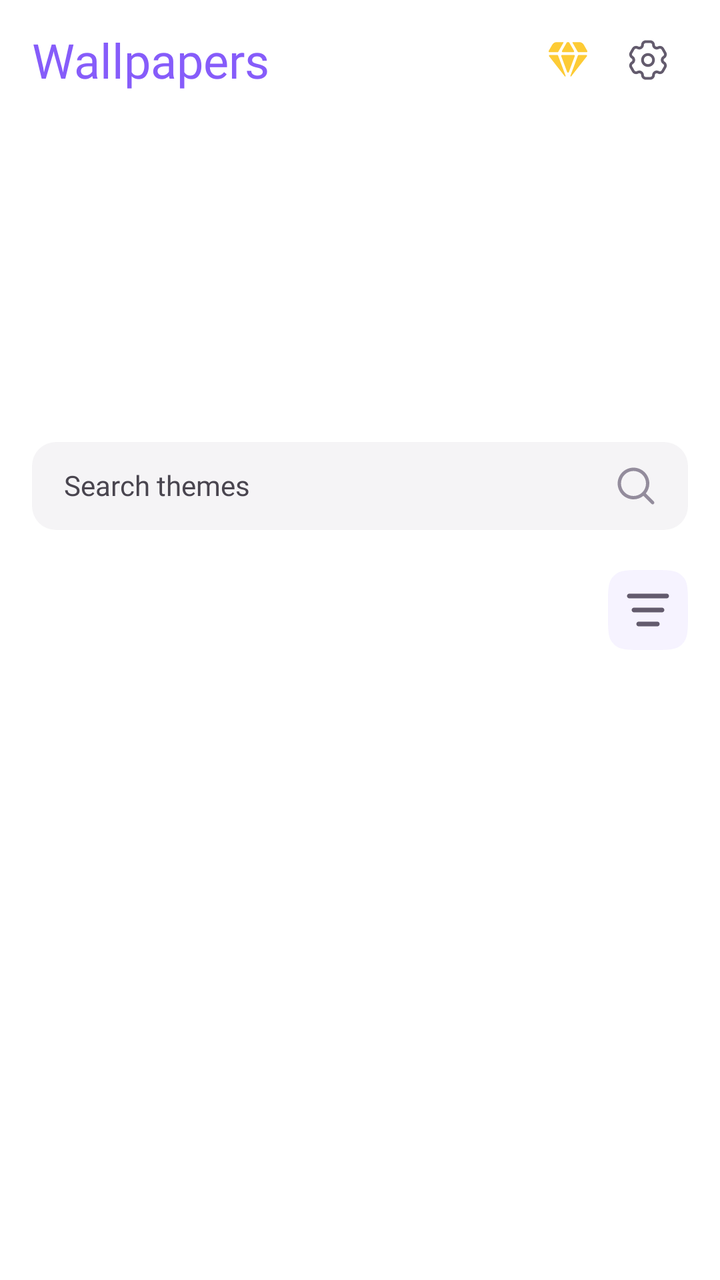
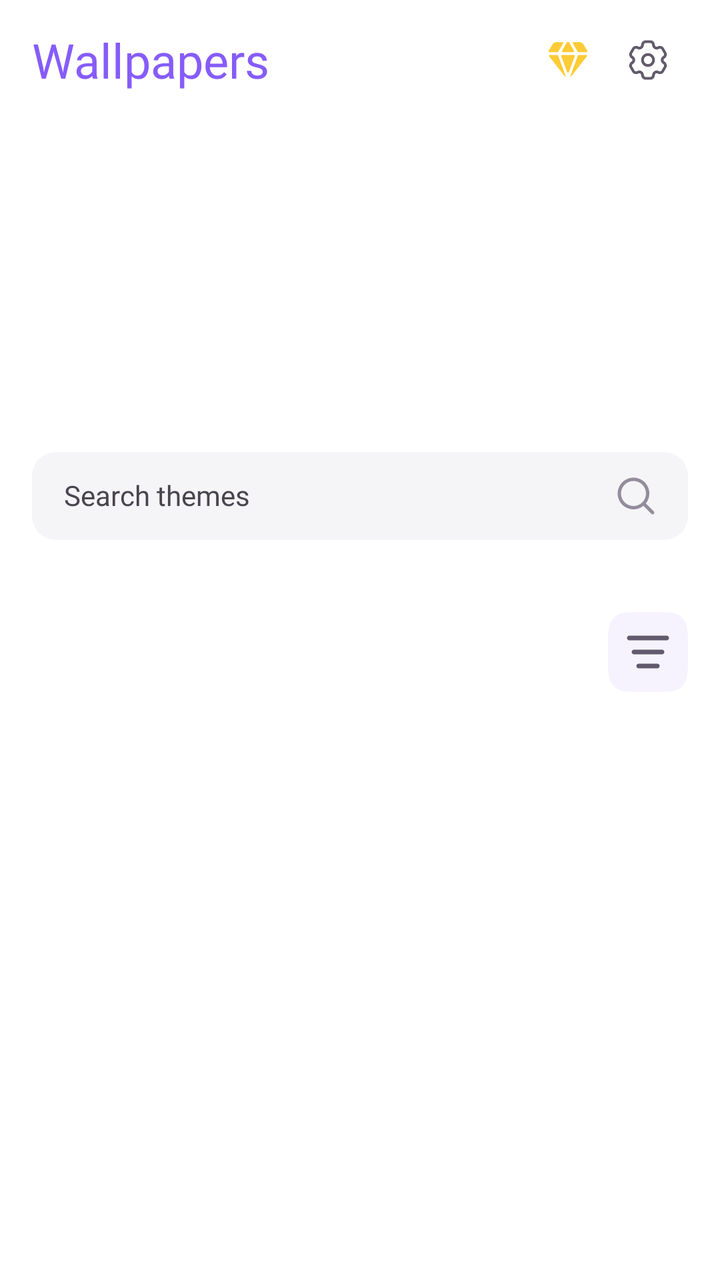

The first picture is an Android layout as it rendered before a commit; the second is the same layout after the commit. The layout source and the unified diff follow.
<!-- AndroidManifest.xml: application theme Theme.ThemeWallpaper -->
<!-- res/layout/fragment_theme.xml -->
<?xml version="1.0" encoding="utf-8"?>
<androidx.constraintlayout.widget.ConstraintLayout xmlns:android="http://schemas.android.com/apk/res/android"
    xmlns:app="http://schemas.android.com/apk/res-auto"
    xmlns:tools="http://schemas.android.com/tools"
    android:layout_width="match_parent"
    android:layout_height="match_parent"
    android:background="@color/white"
    tools:context=".ui.home.fragment.theme.ThemeFragment">

    <include
        android:id="@+id/toolbar"
        layout="@layout/view_tool_bar"
        android:layout_width="match_parent"
        android:layout_height="wrap_content"
        app:layout_constraintTop_toTopOf="parent" />

    <androidx.viewpager2.widget.ViewPager2
        android:id="@+id/vpBanner"
        android:layout_width="match_parent"
        android:layout_height="145dp"
        android:clipChildren="false"
        android:clipToPadding="false"
        android:paddingStart="48dp"
        android:paddingEnd="48dp"
        app:layout_constraintTop_toBottomOf="@id/toolbar" />

    <com.wavez.controllerwidget.ui.customview.ServerLoadingView
        android:id="@+id/viewLoadingBanner"
        android:layout_width="match_parent"
        android:layout_height="0dp"
        android:background="@color/white"
        android:visibility="gone"
        app:layout_constraintBottom_toBottomOf="@+id/vpBanner"
        app:layout_constraintTop_toTopOf="@id/vpBanner" />


    <com.wavez.controllerwidget.ui.customview.ServerErrorView
        android:id="@+id/viewErrorBanner"
        android:layout_width="match_parent"
        android:layout_height="0dp"
        android:background="@color/white"
        android:visibility="gone"
        app:layout_constraintBottom_toBottomOf="@+id/vpBanner"
        app:layout_constraintTop_toTopOf="@id/vpBanner" />

    <androidx.appcompat.widget.AppCompatTextView
        android:id="@+id/edSearch"
        style="@style/CustomSearchView"
        android:layout_width="match_parent"
        android:layout_height="wrap_content"
        android:layout_margin="16dp"
        android:text="@string/search_themes"
        app:layout_constraintTop_toBottomOf="@id/vpBanner" />

    <LinearLayout
        android:id="@+id/viewTab"
        android:layout_width="match_parent"
        android:layout_height="wrap_content"
        android:layout_marginHorizontal="16dp"
        android:layout_marginTop="16dp"
        android:gravity="center"
        android:orientation="horizontal"
        app:layout_constraintTop_toBottomOf="@id/edSearch">

        <com.google.android.material.tabs.TabLayout
            android:id="@+id/tabCategory"
            android:layout_width="0dp"
            android:layout_height="wrap_content"
            android:layout_weight="1"
            android:background="@color/transparent"
            app:tabIndicatorHeight="0dp"
            app:tabMode="scrollable"
            app:tabPaddingBottom="0dp"
            app:tabPaddingEnd="8dp"
            app:tabPaddingStart="0dp"
            app:tabPaddingTop="0dp"
            app:tabRippleColor="@null" />

        <androidx.appcompat.widget.AppCompatImageView
            android:id="@+id/btnMoreCategory"
            android:layout_width="wrap_content"
            android:layout_height="wrap_content"
            android:background="?selectableItemBackground"
            android:src="@drawable/ic_more_category" />

    </LinearLayout>

    <androidx.viewpager2.widget.ViewPager2
        android:id="@+id/vpTheme"
        android:layout_width="match_parent"
        android:layout_height="0dp"
        app:layout_constraintBottom_toBottomOf="parent"
        app:layout_constraintTop_toBottomOf="@id/viewTab" />

    <com.wavez.controllerwidget.ui.customview.ServerErrorView
        android:id="@+id/viewError"
        android:layout_width="match_parent"
        android:layout_height="0dp"
        android:background="@color/white"
        android:visibility="gone"
        app:layout_constraintBottom_toBottomOf="parent"
        app:layout_constraintTop_toTopOf="@id/viewTab" />

    <com.wavez.controllerwidget.ui.customview.ServerLoadingView
        android:id="@+id/viewLoading"
        android:layout_width="match_parent"
        android:layout_height="0dp"
        android:background="@color/white"
        android:visibility="gone"
        app:layout_constraintBottom_toBottomOf="parent"
        app:layout_constraintTop_toTopOf="@id/viewTab" />

</androidx.constraintlayout.widget.ConstraintLayout>
<!-- res/layout/view_tool_bar.xml (included above) -->
<?xml version="1.0" encoding="utf-8"?>
<LinearLayout xmlns:android="http://schemas.android.com/apk/res/android"
    android:layout_width="match_parent"
    android:layout_height="wrap_content"
    android:gravity="center"
    android:orientation="horizontal"
    android:paddingHorizontal="16dp"
    android:paddingVertical="10dp">

    <androidx.appcompat.widget.AppCompatTextView
        android:id="@+id/tvTitle"
        style="@style/NunitoExtraBold.24"
        android:layout_width="0dp"
        android:layout_height="wrap_content"
        android:layout_weight="1"
        android:ellipsize="end"
        android:maxLines="1"
        android:text="@string/wallpapers"
        android:textColor="@color/primary_high_em" />

    <androidx.appcompat.widget.AppCompatImageView
        android:id="@+id/btnPremium"
        android:layout_width="wrap_content"
        android:layout_height="wrap_content"
        android:background="?selectableItemBackground"
        android:src="@drawable/ic_premium" />

    <androidx.appcompat.widget.AppCompatImageView
        android:id="@+id/btnSetting"
        android:layout_width="wrap_content"
        android:layout_height="wrap_content"
        android:background="?selectableItemBackground"
        android:src="@drawable/ic_setting" />


</LinearLayout>
<!-- resources referenced by this layout -->
<resources>
  <color name="primary_high_em">#865CFA</color>
  <color name="transparent">#00FFFFFF</color>
  <color name="white">#FFFFFFFF</color>
  <string name="search_themes">Search themes</string>
  <string name="wallpapers">Wallpapers</string>
  <style name="NunitoExtraBold.24" parent="NunitoExtraBold">
          <item name="android:textSize">24sp</item>
      </style>
  <style name="Theme.ThemeWallpaper" parent="Base.Theme.P67ControllerWidget" />
  <color name="surface_2">#F5F4F6</color>
  <style name="NunitoBase">
          <item name="android:fontFamily">@font/nunito</item>
      </style>
  <!-- unchanged entries left out for length: 8 -->
</resources>

<!-- the commit's change to res/layout/fragment_theme.xml (unified diff, before → after) -->
@@ -5,6 +5,7 @@
     android:layout_width="match_parent"
     android:layout_height="match_parent"
     android:background="@color/white"
+    android:clipChildren="true"
     tools:context=".ui.home.fragment.theme.ThemeFragment">
 
     <include
@@ -14,101 +15,170 @@
         android:layout_height="wrap_content"
         app:layout_constraintTop_toTopOf="parent" />
 
-    <androidx.viewpager2.widget.ViewPager2
-        android:id="@+id/vpBanner"
-        android:layout_width="match_parent"
-        android:layout_height="145dp"
-        android:clipChildren="false"
-        android:clipToPadding="false"
-        android:paddingStart="48dp"
-        android:paddingEnd="48dp"
-        app:layout_constraintTop_toBottomOf="@id/toolbar" />
-
-    <com.wavez.controllerwidget.ui.customview.ServerLoadingView
-        android:id="@+id/viewLoadingBanner"
+    <androidx.coordinatorlayout.widget.CoordinatorLayout
+        android:id="@+id/coordinator"
         android:layout_width="match_parent"
         android:layout_height="0dp"
         android:background="@color/white"
-        android:visibility="gone"
-        app:layout_constraintBottom_toBottomOf="@+id/vpBanner"
-        app:layout_constraintTop_toTopOf="@id/vpBanner" />
-
-
-    <com.wavez.controllerwidget.ui.customview.ServerErrorView
-        android:id="@+id/viewErrorBanner"
-        android:layout_width="match_parent"
-        android:layout_height="0dp"
-        android:background="@color/white"
-        android:visibility="gone"
-        app:layout_constraintBottom_toBottomOf="@+id/vpBanner"
-        app:layout_constraintTop_toTopOf="@id/vpBanner" />
-
-    <androidx.appcompat.widget.AppCompatTextView
-        android:id="@+id/edSearch"
-        style="@style/CustomSearchView"
-        android:layout_width="match_parent"
-        android:layout_height="wrap_content"
-        android:layout_margin="16dp"
-        android:text="@string/search_themes"
-        app:layout_constraintTop_toBottomOf="@id/vpBanner" />
-
-    <LinearLayout
-        android:id="@+id/viewTab"
-        android:layout_width="match_parent"
-        android:layout_height="wrap_content"
-        android:layout_marginHorizontal="16dp"
-        android:layout_marginTop="16dp"
-        android:gravity="center"
-        android:orientation="horizontal"
-        app:layout_constraintTop_toBottomOf="@id/edSearch">
-
-        <com.google.android.material.tabs.TabLayout
-            android:id="@+id/tabCategory"
-            android:layout_width="0dp"
+        android:clipChildren="true"
+        app:layout_constraintBottom_toBottomOf="parent"
+        app:layout_constraintTop_toBottomOf="@id/toolbar">
+
+        <com.google.android.material.appbar.AppBarLayout
+            android:id="@+id/appBar"
+            android:layout_width="match_parent"
             android:layout_height="wrap_content"
-            android:layout_weight="1"
-            android:background="@color/transparent"
-            app:tabIndicatorHeight="0dp"
-            app:tabMode="scrollable"
-            app:tabPaddingBottom="0dp"
-            app:tabPaddingEnd="8dp"
-            app:tabPaddingStart="0dp"
-            app:tabPaddingTop="0dp"
-            app:tabRippleColor="@null" />
-
-        <androidx.appcompat.widget.AppCompatImageView
-            android:id="@+id/btnMoreCategory"
-            android:layout_width="wrap_content"
-            android:layout_height="wrap_content"
-            android:background="?selectableItemBackground"
-            android:src="@drawable/ic_more_category" />
-
-    </LinearLayout>
-
-    <androidx.viewpager2.widget.ViewPager2
-        android:id="@+id/vpTheme"
-        android:layout_width="match_parent"
-        android:layout_height="0dp"
-        app:layout_constraintBottom_toBottomOf="parent"
-        app:layout_constraintTop_toBottomOf="@id/viewTab" />
-
-    <com.wavez.controllerwidget.ui.customview.ServerErrorView
-        android:id="@+id/viewError"
-        android:layout_width="match_parent"
-        android:layout_height="0dp"
-        android:background="@color/white"
-        android:visibility="gone"
-        app:layout_constraintBottom_toBottomOf="parent"
-        app:layout_constraintTop_toTopOf="@id/viewTab" />
-
-    <com.wavez.controllerwidget.ui.customview.ServerLoadingView
-        android:id="@+id/viewLoading"
-        android:layout_width="match_parent"
-        android:layout_height="0dp"
-        android:background="@color/white"
-        android:visibility="gone"
-        app:layout_constraintBottom_toBottomOf="parent"
-        app:layout_constraintTop_toTopOf="@id/viewTab" />
+            android:background="@color/white"
+            android:clipChildren="true"
+            android:elevation="0dp"
+            android:stateListAnimator="@null"
+            app:backgroundTint="@color/white"
+            app:liftOnScroll="false"
+            app:liftOnScrollColor="@color/white">
+
+            <FrameLayout
+                android:id="@+id/bannerContainer"
+                android:layout_width="match_parent"
+                android:layout_height="150dp"
+                android:clipChildren="true"
+                app:layout_scrollFlags="scroll|exitUntilCollapsed|snap"
+                app:layout_scrollInterpolator="@android:interpolator/fast_out_slow_in">
+
+                <androidx.viewpager2.widget.ViewPager2
+                    android:id="@+id/vpBanner"
+                    android:layout_width="match_parent"
+                    android:layout_height="match_parent"
+                    android:clipChildren="false"
+                    android:clipToPadding="false" />
+
+                <com.wavez.controllerwidget.ui.customview.ServerLoadingView
+                    android:id="@+id/viewLoadingBanner"
+                    android:layout_width="match_parent"
+                    android:layout_height="match_parent"
+                    android:background="@color/white"
+                    android:visibility="gone" />
+
+                <LinearLayout
+                    android:id="@+id/viewErrorBanner"
+                    android:layout_width="match_parent"
+                    android:layout_height="match_parent"
+                    android:background="@color/white"
+                    android:gravity="center"
+                    android:orientation="vertical"
+                    android:visibility="gone">
+
+                    <androidx.appcompat.widget.AppCompatImageView
+                        android:id="@+id/ivIcon"
+                        android:layout_width="24dp"
+                        android:layout_height="24dp"
+                        android:src="@drawable/ic_server_error" />
+
+                    <androidx.appcompat.widget.AppCompatTextView
+                        android:id="@+id/tvTitle"
+                        style="@style/NunitoBold.14"
+                        android:layout_width="match_parent"
+                        android:layout_height="wrap_content"
+                        android:layout_marginTop="8dp"
+                        android:gravity="center"
+                        android:text="@string/could_not_load_content"
+                        android:textColor="@color/text_high_em" />
+
+                    <androidx.appcompat.widget.AppCompatTextView
+                        android:id="@+id/tvMessage"
+                        style="@style/NunitoMedium.12"
+                        android:layout_width="match_parent"
+                        android:layout_height="wrap_content"
+                        android:layout_marginTop="4dp"
+                        android:gravity="center"
+                        android:text="@string/server_error_message"
+                        android:textColor="@color/text_med_em" />
+
+                    <androidx.appcompat.widget.AppCompatTextView
+                        android:id="@+id/btnRetry"
+                        style="@style/NunitoBold.14"
+                        android:layout_width="wrap_content"
+                        android:layout_height="32dp"
+                        android:layout_marginHorizontal="34dp"
+                        android:layout_marginTop="14dp"
+                        android:background="@drawable/bg_button_1"
+                        android:gravity="center"
+                        android:paddingHorizontal="16dp"
+                        android:text="@string/try_again"
+                        android:textColor="@color/white" />
+                </LinearLayout>
+
+            </FrameLayout>
+
+            <androidx.appcompat.widget.AppCompatTextView
+                android:id="@+id/edSearch"
+                style="@style/CustomSearchView"
+                android:layout_width="match_parent"
+                android:layout_height="wrap_content"
+                android:layout_margin="16dp"
+                android:text="@string/search_themes" />
+
+            <LinearLayout
+                android:id="@+id/viewTab"
+                android:layout_width="match_parent"
+                android:layout_height="wrap_content"
+                android:layout_marginHorizontal="16dp"
+                android:layout_marginTop="16dp"
+                android:gravity="center"
+                android:orientation="horizontal">
+
+                <com.google.android.material.tabs.TabLayout
+                    android:id="@+id/tabCategory"
+                    android:layout_width="0dp"
+                    android:layout_height="wrap_content"
+                    android:layout_marginEnd="8dp"
+                    android:layout_weight="1"
+                    android:background="@color/transparent"
+                    app:tabIndicatorHeight="0dp"
+                    app:tabMode="scrollable"
+                    app:tabPaddingBottom="0dp"
+                    app:tabPaddingEnd="8dp"
+                    app:tabPaddingStart="0dp"
+                    app:tabPaddingTop="0dp"
+                    app:tabRippleColor="@null" />
+
+                <androidx.appcompat.widget.AppCompatImageView
+                    android:id="@+id/btnMoreCategory"
+                    android:layout_width="wrap_content"
+                    android:layout_height="wrap_content"
+                    android:background="?selectableItemBackground"
+                    android:src="@drawable/ic_more_category" />
+
+            </LinearLayout>
+
+        </com.google.android.material.appbar.AppBarLayout>
+
+        <FrameLayout
+            android:layout_width="match_parent"
+            android:layout_height="match_parent"
+            app:layout_behavior="@string/appbar_scrolling_view_behavior">
+
+            <androidx.viewpager2.widget.ViewPager2
+                android:id="@+id/vpTheme"
+                android:layout_width="match_parent"
+                android:layout_height="match_parent" />
+
+            <com.wavez.controllerwidget.ui.customview.ServerErrorView
+                android:id="@+id/viewError"
+                android:layout_width="match_parent"
+                android:layout_height="match_parent"
+                android:background="@color/white"
+                android:visibility="gone" />
+
+            <com.wavez.controllerwidget.ui.customview.ServerLoadingView
+                android:id="@+id/viewLoading"
+                android:layout_width="match_parent"
+                android:layout_height="match_parent"
+                android:background="@color/white"
+                android:visibility="gone" />
+
+        </FrameLayout>
+
+    </androidx.coordinatorlayout.widget.CoordinatorLayout>
 
 </androidx.constraintlayout.widget.ConstraintLayout>
 <!-- res/layout/view_tool_bar.xml (included above) -->
<!-- resource entries referenced after the edit -->
@@ -1,14 +1,64 @@
 <!-- resources referenced by this layout -->
 <resources>
   <color name="primary_high_em">#865CFA</color>
+  <color name="text_high_em">#0D0A11</color>
+  <color name="text_med_em">#635B6D</color>
   <color name="transparent">#00FFFFFF</color>
   <color name="white">#FFFFFFFF</color>
+  <!-- drawable bg_button_1 (drawable) -->
+  <?xml version="1.0" encoding="utf-8"?>
+  <ripple android:color="@color/white" xmlns:android="http://schemas.android.com/apk/res/android">
+  
+      <item>
+          <shape android:shape="rectangle">
+              <solid android:color="@color/primary_med_em"/>
+              <corners android:radius="@dimen/_100sdp"/>
+          </shape>
+      </item>
+  </ripple>
+  <!-- drawable ic_server_error (drawable) -->
+  <vector xmlns:android="http://schemas.android.com/apk/res/android"
+      android:width="88dp"
+      android:height="88dp"
+      android:viewportWidth="88"
+      android:viewportHeight="88">
+      <group>
+          <path
+              android:fillColor="#FF938C9C"
+              android:pathData="M53.65 0.92H27.01c-4 0-7.18 0-9.73 0.2-2.62 0.22-4.83 0.67-6.85 1.7-3.28 1.66-5.95 4.33-7.62 7.6-1.02 2.03-1.47 4.24-1.68 6.86C0.92 19.83 0.92 23 0.92 27v26.64c0 4 0 7.18 0.2 9.74 0.22 2.62 0.67 4.83 1.7 6.85 1.66 3.28 4.33 5.94 7.6 7.61 2.03 1.03 4.24 1.48 6.86 1.7 2.55 0.2 5.73 0.2 9.73 0.2H38.8c1.52 0 2.75-1.23 2.75-2.75 0-0.39-0.08-0.75-0.22-1.09-1.23-3.06-1.91-6.4-1.91-9.91 0-4.79 1.26-9.27 3.47-13.15 0.61-1.08 0.43-2.43-0.44-3.3L30.98 38.06c-3.94-3.93-10.33-3.93-14.26 0l-10.3 10.3V27.13c0-4.15 0-7.1 0.19-9.4 0.18-2.28 0.54-3.69 1.1-4.8 1.15-2.25 2.97-4.07 5.21-5.21 1.12-0.57 2.53-0.93 4.8-1.11 2.31-0.2 5.26-0.2 9.41-0.2h26.4c4.16 0 7.1 0 9.41 0.2 2.28 0.18 3.69 0.54 4.8 1.1 2.25 1.15 4.07 2.97 5.21 5.21 0.57 1.12 0.92 2.53 1.1 4.8 0.2 2.31 0.2 5.26 0.2 9.41V38.8c0 1.52 1.23 2.75 2.75 2.75s2.75-1.23 2.75-2.75V27c0-4 0-7.18-0.2-9.73-0.22-2.62-0.67-4.83-1.7-6.85-1.67-3.28-4.33-5.95-7.61-7.61-2.02-1.03-4.23-1.48-6.85-1.7-2.56-0.2-5.73-0.2-9.74-0.2Z"/>
+          <path
+              android:fillColor="#FF938C9C"
+              android:pathData="M61.42 27.5c0-4.56-3.7-8.25-8.25-8.25-4.56 0-8.25 3.7-8.25 8.25 0 4.56 3.69 8.25 8.25 8.25 4.55 0 8.25-3.7 8.25-8.25Z"/>
+          <path
+              android:fillColor="#FF938C9C"
+              android:fillType="evenOdd"
+              android:pathData="M66 44.92c-11.64 0-21.08 9.44-21.08 21.08 0 11.64 9.44 21.08 21.08 21.08 11.64 0 21.08-9.44 21.08-21.08 0-11.64-9.44-21.08-21.08-21.08Zm-2.3 11.93v9.17c0 1.26 1.03 2.29 2.3 2.29 1.27 0 2.3-1.03 2.3-2.3v-9.16c0-1.26-1.03-2.29-2.3-2.29-1.27 0-2.3 1.03-2.3 2.3ZM66 71.06c-1.77 0-3.2 1.44-3.2 3.2 0 1.78 1.43 3.22 3.2 3.22 1.77 0 3.2-1.44 3.2-3.21s-1.43-3.21-3.2-3.21Z"/>
+      </group>
+  </vector>
+  <string name="could_not_load_content">Could\'t load content</string>
   <string name="search_themes">Search themes</string>
+  <string name="server_error_message">Something went wrong. Please try again!</string>
+  <string name="try_again">Try Again</string>
   <string name="wallpapers">Wallpapers</string>
+  <style name="NunitoBold.14" parent="NunitoBold">
+          <item name="android:textSize">14sp</item>
+      </style>
   <style name="NunitoExtraBold.24" parent="NunitoExtraBold">
           <item name="android:textSize">24sp</item>
       </style>
+  <style name="NunitoMedium.12" parent="NunitoMedium">
+          <item name="android:textSize">12sp</item>
+      </style>
   <style name="Theme.ThemeWallpaper" parent="Base.Theme.P67ControllerWidget" />
+  <color name="primary_med_em">#865CFA</color>
+  <dimen name="_100sdp">100dp</dimen>
+  <style name="NunitoBold" parent="NunitoBase">
+          <item name="android:fontFamily">@font/nunito_bold</item>
+          <item name="android:textStyle">bold</item>
+      </style>
+  <style name="NunitoMedium" parent="NunitoBase">
+          <item name="android:fontFamily">@font/nunito_medium</item>
+      </style>
   <color name="surface_2">#F5F4F6</color>
   <style name="NunitoBase">
           <item name="android:fontFamily">@font/nunito</item>
